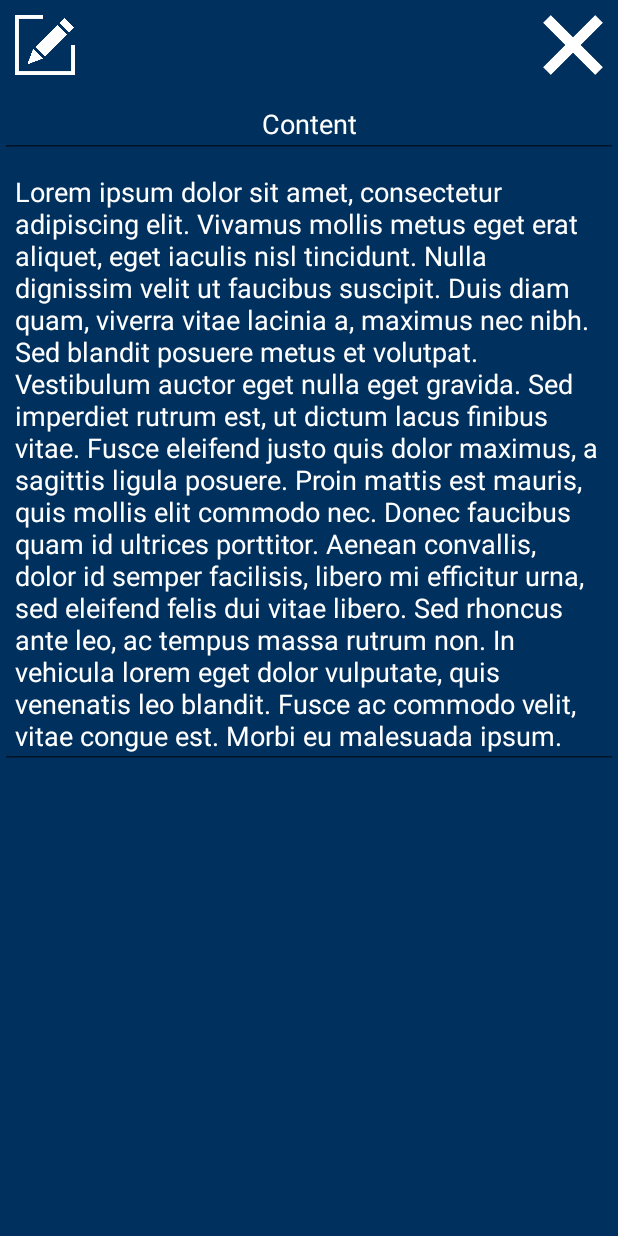
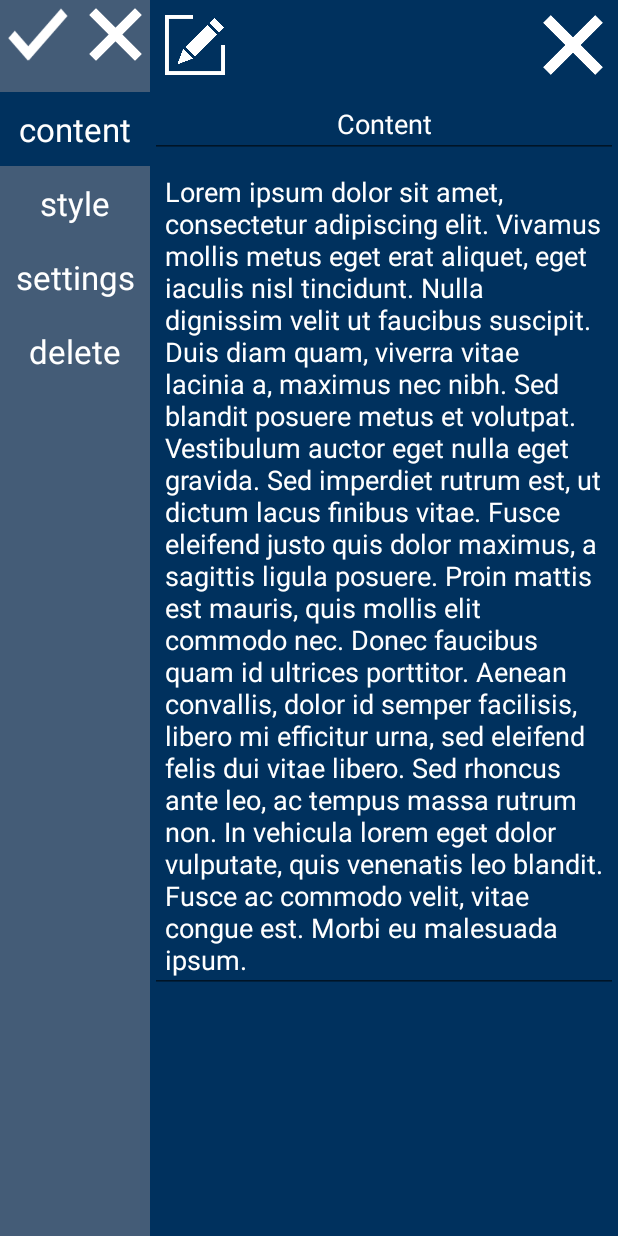
Before and after one commit to calvinpelletier/circl, an Android app: the layout text_editor.xml on its own in the app's theme, with its tools: preview values and no code run, on a phone screen of 412 x 824 dp. Run offline under Robolectric (Android 15) with nearby library versions, the phone set to English and light mode, and no system bars.

Commit message:
added colors to layouts and updated deleteNode tab

```diff
--- a/Circl/app/src/main/res/layout/text_editor.xml
+++ b/Circl/app/src/main/res/layout/text_editor.xml
@@ -8,7 +8,7 @@
         android:layout_height="match_parent"
         android:id="@+id/sideBar"
         android:background="@color/lightBlue"
-        android:visibility="gone">
+        android:visibility="visible">
 
             <Button
                 android:layout_width="40dp"
@@ -55,7 +55,8 @@
             android:textSize="22sp"
             android:layout_below="@+id/content_sb"
             android:padding="10sp"
-            android:textColor="@color/white" />
+            android:textColor="@color/white"
+            android:visibility="visible" />
 
         <TextView
             android:layout_width="match_parent"
@@ -153,46 +154,77 @@
         android:layout_width="match_parent"
         android:layout_height="match_parent"
         android:id="@+id/styleLayout"
-        android:visibility="gone">
+        android:visibility="gone"
+        android:background="@color/blue">
 
-        <EditText
-            android:layout_width="match_parent"
+        <TextView
+            android:layout_width="fill_parent"
             android:layout_height="wrap_content"
+            android:text="@string/styleTitle"
             android:id="@+id/styleTitle"
-            android:text="@string/styleTitle"
+            android:layout_alignParentTop="true"
+            android:layout_centerHorizontal="true"
+            android:textSize="20sp"
             android:gravity="center_horizontal"
-            android:inputType="none" />
-
+            android:textColor="@color/white"
+            android:layout_marginTop="10dp" />
     </RelativeLayout>
 
     <RelativeLayout
         android:layout_width="match_parent"
         android:layout_height="match_parent"
         android:id="@+id/settingsLayout"
-        android:visibility="gone">
+        android:visibility="gone"
+        android:background="@color/blue">
 
-        <EditText
+        <TextView
             android:layout_width="match_parent"
             android:layout_height="wrap_content"
+            android:text="@string/settingsTitle"
             android:id="@+id/settingsTitle"
-            android:text="@string/settingsTitle"
+            android:layout_alignParentTop="true"
+            android:layout_centerHorizontal="true"
             android:gravity="center_horizontal"
-            android:inputType="none" />
+            android:textSize="20sp"
+            android:textColor="@color/white"
+            android:layout_marginTop="10dp" />
     </RelativeLayout>
 
     <RelativeLayout
         android:layout_width="match_parent"
         android:layout_height="match_parent"
         android:id="@+id/deleteLayout"
-        android:visibility="gone">
+        android:visibility="gone"
+        android:background="@color/blue">
 
-        <EditText
-            android:layout_width="match_parent"
+        <TextView
+            android:layout_width="wrap_content"
             android:layout_height="wrap_content"
+            android:text="@string/deleteTitle"
             android:id="@+id/deleteTitle"
+            android:layout_alignParentTop="true"
+            android:layout_centerHorizontal="true"
+            android:textColor="@color/white"
+            android:textSize="20sp"
             android:gravity="center_horizontal"
-            android:text="@string/deleteTitle"
-            android:inputType="none" />
+            android:layout_marginTop="10dp" />
+
+        <TextView
+            android:layout_width="wrap_content"
+            android:layout_height="wrap_content"
+            android:text="@string/deletePrompt"
+            android:id="@+id/deletePrompt"
+            android:layout_below="@+id/deleteTitle"
+            android:layout_centerHorizontal="true"
+            android:layout_marginTop="50dp"
+            android:textColor="@color/white"
+            android:textSize="20sp"
+            android:paddingLeft="50sp"
+            android:paddingRight="50sp"
+            android:paddingTop="10sp"
+            android:paddingBottom="10sp"
+            android:background="@color/red" />
+
     </RelativeLayout>
 
 </LinearLayout>
--- a/Circl/app/src/main/res/values/colors.xml
+++ b/Circl/app/src/main/res/values/colors.xml
@@ -3,5 +3,5 @@
     <item name = "blue" type = "color">#00315E</item>
     <item name = "white" type = "color">#FFFFFF</item>
     <item name = "lightBlue" type = "color">#445C77</item>
-
+    <item name  = "red" type = "color">#E50000</item>
 </resources>
--- a/Circl/app/src/main/res/values/strings.xml
+++ b/Circl/app/src/main/res/values/strings.xml
@@ -31,9 +31,12 @@
         Settings
     </string>
     <string name = "deleteTitle">
-        Delete Node
+        Are You Sure You Want To Delete?
     </string>
     <string name = "contentTitle">
         Content
     </string>
+    <string name = "deletePrompt">
+        Delete
+    </string>
 </resources>
```
